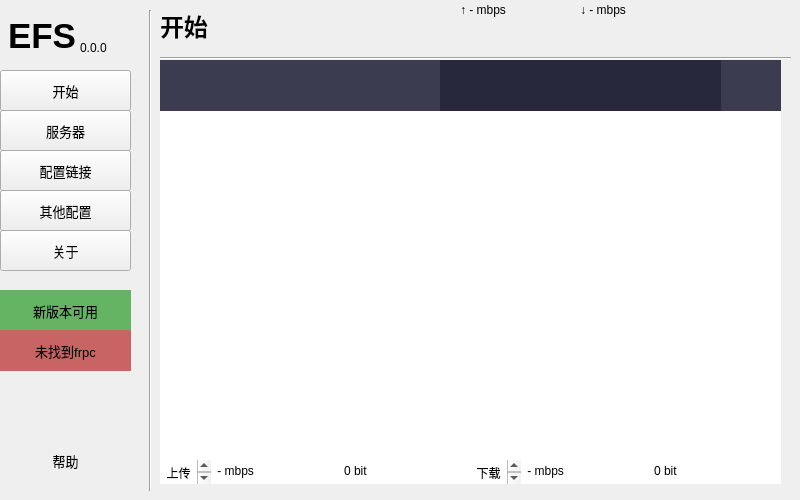
This is ui/main.ui in LyceenAiro/EazyFrpSetting as Qt 5 draws it before an edit. The edited form follows.
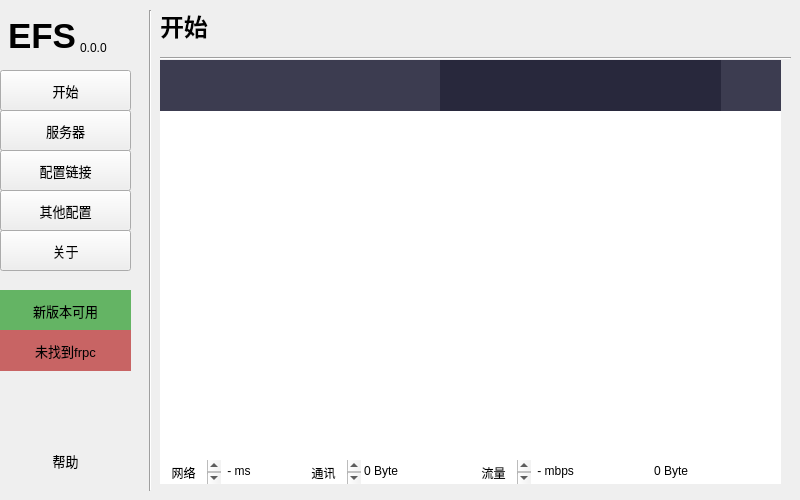
This is the edited form.

Commit message: v2.1.3：重构了网络监控模块，优化了ftp_log显示

The edit to the form file:
```diff
--- a/ui/main.ui
+++ b/ui/main.ui
@@ -202,9 +202,9 @@
      <widget class="QTextEdit" name="net_updata">
       <property name="geometry">
        <rect>
-        <x>50</x>
+        <x>60</x>
         <y>450</y>
-        <width>131</width>
+        <width>81</width>
         <height>24</height>
        </rect>
       </property>
@@ -234,15 +234,15 @@
 li.unchecked::marker { content: &quot;\2610&quot;; }
 li.checked::marker { content: &quot;\2612&quot;; }
 &lt;/style&gt;&lt;/head&gt;&lt;body style=&quot; font-family:'Microsoft YaHei UI'; font-size:9pt; font-weight:400; font-style:normal;&quot;&gt;
-&lt;p style=&quot; margin-top:0px; margin-bottom:0px; margin-left:0px; margin-right:0px; -qt-block-indent:0; text-indent:0px;&quot;&gt; - mbps&lt;/p&gt;&lt;/body&gt;&lt;/html&gt;</string>
+&lt;p style=&quot; margin-top:0px; margin-bottom:0px; margin-left:0px; margin-right:0px; -qt-block-indent:0; text-indent:0px;&quot;&gt; - ms&lt;/p&gt;&lt;/body&gt;&lt;/html&gt;</string>
       </property>
      </widget>
      <widget class="QTextEdit" name="net_downdata">
       <property name="geometry">
        <rect>
-        <x>360</x>
+        <x>370</x>
         <y>450</y>
-        <width>131</width>
+        <width>121</width>
         <height>24</height>
        </rect>
       </property>
@@ -310,15 +310,15 @@
 li.unchecked::marker { content: &quot;\2610&quot;; }
 li.checked::marker { content: &quot;\2612&quot;; }
 &lt;/style&gt;&lt;/head&gt;&lt;body style=&quot; font-family:'Microsoft YaHei UI'; font-size:9pt; font-weight:400; font-style:normal;&quot;&gt;
-&lt;p style=&quot; margin-top:0px; margin-bottom:0px; margin-left:0px; margin-right:0px; -qt-block-indent:0; text-indent:0px;&quot;&gt;0 bit&lt;/p&gt;&lt;/body&gt;&lt;/html&gt;</string>
+&lt;p style=&quot; margin-top:0px; margin-bottom:0px; margin-left:0px; margin-right:0px; -qt-block-indent:0; text-indent:0px;&quot;&gt;0 Byte&lt;/p&gt;&lt;/body&gt;&lt;/html&gt;</string>
       </property>
      </widget>
      <widget class="QTextEdit" name="net_updata_2">
       <property name="geometry">
        <rect>
-        <x>180</x>
+        <x>200</x>
         <y>450</y>
-        <width>131</width>
+        <width>111</width>
         <height>24</height>
        </rect>
       </property>
@@ -348,7 +348,7 @@
 li.unchecked::marker { content: &quot;\2610&quot;; }
 li.checked::marker { content: &quot;\2612&quot;; }
 &lt;/style&gt;&lt;/head&gt;&lt;body style=&quot; font-family:'Microsoft YaHei UI'; font-size:9pt; font-weight:400; font-style:normal;&quot;&gt;
-&lt;p style=&quot; margin-top:0px; margin-bottom:0px; margin-left:0px; margin-right:0px; -qt-block-indent:0; text-indent:0px;&quot;&gt;0 bit&lt;/p&gt;&lt;/body&gt;&lt;/html&gt;</string>
+&lt;p style=&quot; margin-top:0px; margin-bottom:0px; margin-left:0px; margin-right:0px; -qt-block-indent:0; text-indent:0px;&quot;&gt;0 Byte&lt;/p&gt;&lt;/body&gt;&lt;/html&gt;</string>
       </property>
      </widget>
      <widget class="QTextEdit" name="net_updata_str">
@@ -356,7 +356,7 @@
        <rect>
         <x>0</x>
         <y>450</y>
-        <width>51</width>
+        <width>61</width>
         <height>24</height>
        </rect>
       </property>
@@ -386,7 +386,7 @@
 li.unchecked::marker { content: &quot;\2610&quot;; }
 li.checked::marker { content: &quot;\2612&quot;; }
 &lt;/style&gt;&lt;/head&gt;&lt;body style=&quot; font-family:'Microsoft YaHei UI'; font-size:9pt; font-weight:400; font-style:normal;&quot;&gt;
-&lt;p align=&quot;center&quot; style=&quot; margin-top:0px; margin-bottom:0px; margin-left:0px; margin-right:0px; -qt-block-indent:0; text-indent:0px;&quot;&gt;上传&lt;/p&gt;&lt;/body&gt;&lt;/html&gt;</string>
+&lt;p align=&quot;center&quot; style=&quot; margin-top:0px; margin-bottom:0px; margin-left:0px; margin-right:0px; -qt-block-indent:0; text-indent:0px;&quot;&gt;网络&lt;/p&gt;&lt;/body&gt;&lt;/html&gt;</string>
       </property>
      </widget>
      <widget class="QTextEdit" name="net_downdata_str">
@@ -394,7 +394,7 @@
        <rect>
         <x>310</x>
         <y>450</y>
-        <width>51</width>
+        <width>61</width>
         <height>24</height>
        </rect>
       </property>
@@ -424,7 +424,45 @@
 li.unchecked::marker { content: &quot;\2610&quot;; }
 li.checked::marker { content: &quot;\2612&quot;; }
 &lt;/style&gt;&lt;/head&gt;&lt;body style=&quot; font-family:'Microsoft YaHei UI'; font-size:9pt; font-weight:400; font-style:normal;&quot;&gt;
-&lt;p align=&quot;center&quot; style=&quot; margin-top:0px; margin-bottom:0px; margin-left:0px; margin-right:0px; -qt-block-indent:0; text-indent:0px;&quot;&gt;下载&lt;/p&gt;&lt;/body&gt;&lt;/html&gt;</string>
+&lt;p align=&quot;center&quot; style=&quot; margin-top:0px; margin-bottom:0px; margin-left:0px; margin-right:0px; -qt-block-indent:0; text-indent:0px;&quot;&gt;流量&lt;/p&gt;&lt;/body&gt;&lt;/html&gt;</string>
+      </property>
+     </widget>
+     <widget class="QTextEdit" name="net_updata_str_2">
+      <property name="geometry">
+       <rect>
+        <x>140</x>
+        <y>450</y>
+        <width>61</width>
+        <height>24</height>
+       </rect>
+      </property>
+      <property name="sizePolicy">
+       <sizepolicy hsizetype="Expanding" vsizetype="Expanding">
+        <horstretch>0</horstretch>
+        <verstretch>0</verstretch>
+       </sizepolicy>
+      </property>
+      <property name="layoutDirection">
+       <enum>Qt::LeftToRight</enum>
+      </property>
+      <property name="styleSheet">
+       <string notr="true">QTextEdit {
+		border-radius: 0px;
+		border-color: rgb(60, 60, 80);
+}</string>
+      </property>
+      <property name="lineWrapMode">
+       <enum>QTextEdit::NoWrap</enum>
+      </property>
+      <property name="html">
+       <string>&lt;!DOCTYPE HTML PUBLIC &quot;-//W3C//DTD HTML 4.0//EN&quot; &quot;http://www.w3.org/TR/REC-html40/strict.dtd&quot;&gt;
+&lt;html&gt;&lt;head&gt;&lt;meta name=&quot;qrichtext&quot; content=&quot;1&quot; /&gt;&lt;meta charset=&quot;utf-8&quot; /&gt;&lt;style type=&quot;text/css&quot;&gt;
+p, li { white-space: pre-wrap; }
+hr { height: 1px; border-width: 0; }
+li.unchecked::marker { content: &quot;\2610&quot;; }
+li.checked::marker { content: &quot;\2612&quot;; }
+&lt;/style&gt;&lt;/head&gt;&lt;body style=&quot; font-family:'Microsoft YaHei UI'; font-size:9pt; font-weight:400; font-style:normal;&quot;&gt;
+&lt;p align=&quot;center&quot; style=&quot; margin-top:0px; margin-bottom:0px; margin-left:0px; margin-right:0px; -qt-block-indent:0; text-indent:0px;&quot;&gt;通讯&lt;/p&gt;&lt;/body&gt;&lt;/html&gt;</string>
       </property>
      </widget>
      <zorder>main_log</zorder>
@@ -439,6 +477,7 @@
      <zorder>net_updata_2</zorder>
      <zorder>net_updata_str</zorder>
      <zorder>net_downdata_str</zorder>
+     <zorder>net_updata_str_2</zorder>
     </widget>
     <widget class="QWidget" name="page0">
      <widget class="Line" name="line_4">
@@ -1361,22 +1400,6 @@
        <number>20</number>
       </property>
      </widget>
-     <widget class="QSpinBox" name="auto_bandwidth_up">
-      <property name="geometry">
-       <rect>
-        <x>450</x>
-        <y>215</y>
-        <width>71</width>
-        <height>22</height>
-       </rect>
-      </property>
-      <property name="maximum">
-       <number>1000000</number>
-      </property>
-      <property name="value">
-       <number>10</number>
-      </property>
-     </widget>
      <widget class="Line" name="line_7">
       <property name="geometry">
        <rect>
@@ -1905,36 +1928,8 @@
       <string/>
      </property>
     </widget>
-    <widget class="QLabel" name="net_downdata_old">
-     <property name="geometry">
-      <rect>
-       <x>120</x>
-       <y>0</y>
-       <width>101</width>
-       <height>20</height>
-      </rect>
-     </property>
-     <property name="text">
-      <string>↓ - mbps</string>
-     </property>
-    </widget>
-    <widget class="QLabel" name="net_updata_old">
-     <property name="geometry">
-      <rect>
-       <x>0</x>
-       <y>0</y>
-       <width>101</width>
-       <height>20</height>
-      </rect>
-     </property>
-     <property name="text">
-      <string>↑ - mbps</string>
-     </property>
-    </widget>
     <zorder>window_mini</zorder>
     <zorder>window_close</zorder>
-    <zorder>net_downdata_old</zorder>
-    <zorder>net_updata_old</zorder>
    </widget>
    <widget class="QPushButton" name="page_main">
     <property name="geometry">
```
The commit also changes 3 other files.
